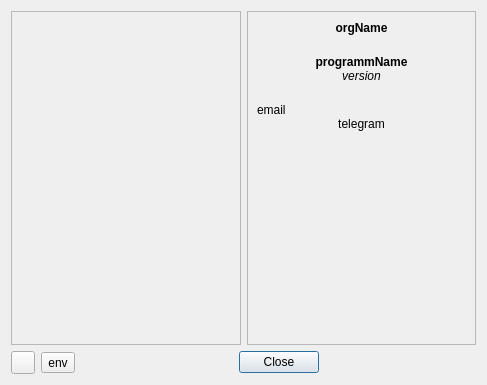
This is Qt/lib/mw/aboutbox/src/ui/aboutbox.ui in RinatB2017/mega_GIT as Qt 5 draws it before an edit. The edited form follows.
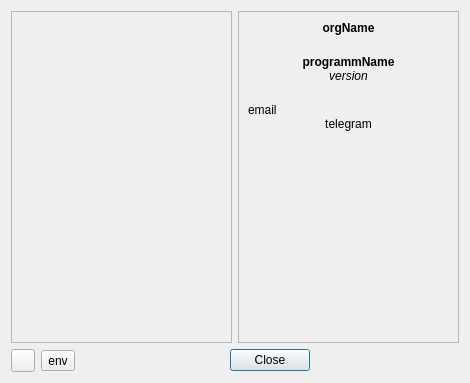
This is the edited form. Icons and pictures are not drawn.

The edit to the form file:
```diff
--- a/Qt/lib/mw/aboutbox/src/ui/aboutbox.ui
+++ b/Qt/lib/mw/aboutbox/src/ui/aboutbox.ui
@@ -6,8 +6,8 @@
    <rect>
     <x>0</x>
     <y>0</y>
-    <width>487</width>
-    <height>385</height>
+    <width>470</width>
+    <height>383</height>
    </rect>
   </property>
   <property name="windowTitle">
@@ -34,9 +34,6 @@
           <property name="pixmap">
            <pixmap resource="../../images/aboutbox.qrc">:/logo/avatar.png</pixmap>
           </property>
-          <property name="alignment">
-           <set>Qt::AlignCenter</set>
-          </property>
          </widget>
         </item>
        </layout>
```
Left out of the diff: 4 changed lines with no effect on the pictures.
